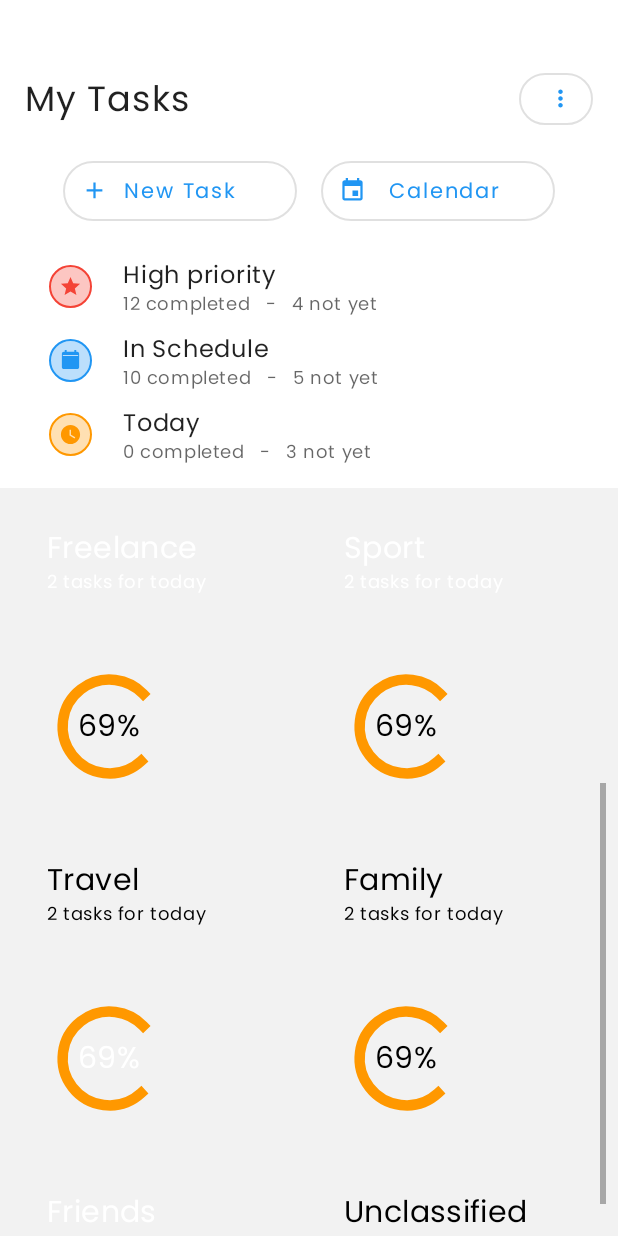
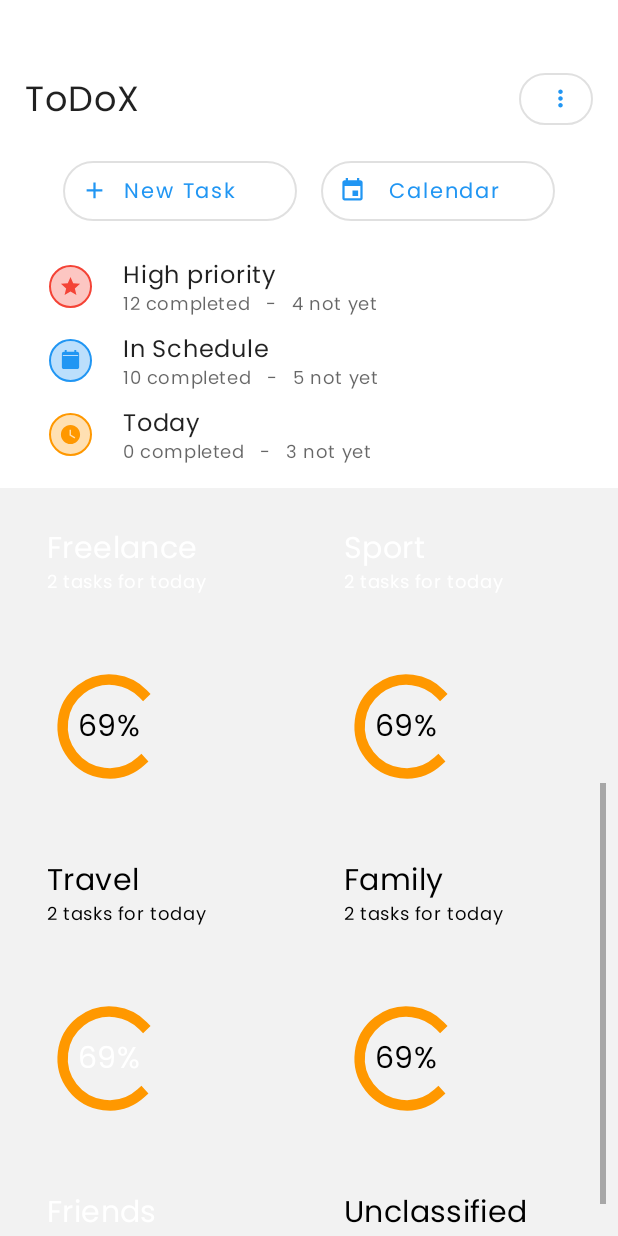
Before and after one commit to CamiloDelReal/project-todo-x, an Android app: the screen it shows after launch (MainActivity), scrolled down 348 dp, on a phone screen of 412 x 824 dp. Run offline under Robolectric (Android 15) with nearby library versions, the phone set to English and light mode, and no system bars; our stand-ins replace Dagger/Hilt's generated code, Room's generated code, Timber, data binding, sdp/ssp sizes; libraries missing offline, so code that uses them is left out: androidx.hilt.lifecycle, com.mikhaellopez.circularprogressbar, top.defaults.drawabletoolbox; plain views replace CircularProgressBar; 5 statements that could not run were skipped.

Commit message:
EDIT: Rolling back to show app name in home

```diff
--- a/todo-x/app/src/main/res/layout/fragment_home.xml
+++ b/todo-x/app/src/main/res/layout/fragment_home.xml
@@ -126,7 +126,7 @@
             android:layout_height="@dimen/_50sdp"
             android:fontFamily="@font/poppins_bold"
             android:gravity="center_vertical"
-            android:text="@string/my_tasks"
+            android:text="@string/app_name"
             android:textSize="@dimen/_32ssp" />
 
         <com.google.android.material.floatingactionbutton.ExtendedFloatingActionButton
```
